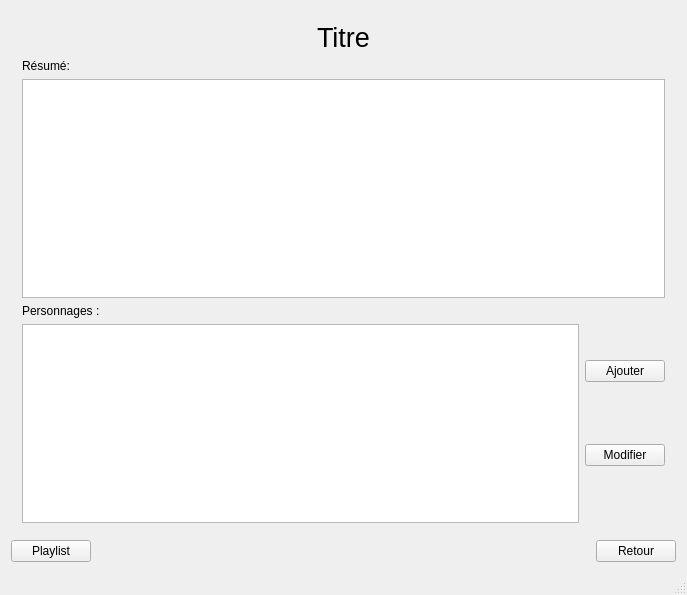
Qt form mainwindow.ui (helarion/Application-JDR) before a commit.
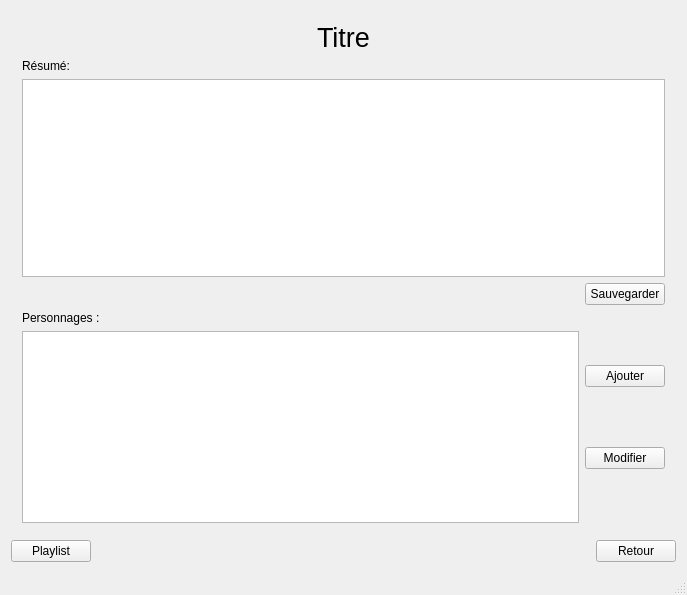
The same form after that commit. The open tabs and pages were chosen to show the change. Icons and pictures are not drawn.

The edit to the form file:
```diff
--- a/mainwindow.ui
+++ b/mainwindow.ui
@@ -290,7 +290,10 @@
           </property>
          </widget>
         </item>
-        <item row="3" column="0">
+        <item row="2" column="0">
+         <widget class="QTextEdit" name="resumeEdit"/>
+        </item>
+        <item row="4" column="0">
          <layout class="QHBoxLayout" name="horizontalLayout_4">
           <property name="rightMargin">
            <number>0</number>
@@ -332,6 +335,36 @@
           </item>
          </layout>
         </item>
+        <item row="3" column="0">
+         <layout class="QHBoxLayout" name="horizontalLayout_5">
+          <property name="leftMargin">
+           <number>0</number>
+          </property>
+          <property name="topMargin">
+           <number>0</number>
+          </property>
+          <item>
+           <spacer name="horizontalSpacer_2">
+            <property name="orientation">
+             <enum>Qt::Horizontal</enum>
+            </property>
+            <property name="sizeHint" stdset="0">
+             <size>
+              <width>40</width>
+              <height>20</height>
+             </size>
+            </property>
+           </spacer>
+          </item>
+          <item>
+           <widget class="QPushButton" name="modiferResumeButton">
+            <property name="text">
+             <string>Sauvegarder</string>
+            </property>
+           </widget>
+          </item>
+         </layout>
+        </item>
        </layout>
       </widget>
       <widget class="QWidget" name="page_5"/>
```
Left out of the diff: 5 changed lines with no effect on the pictures.
